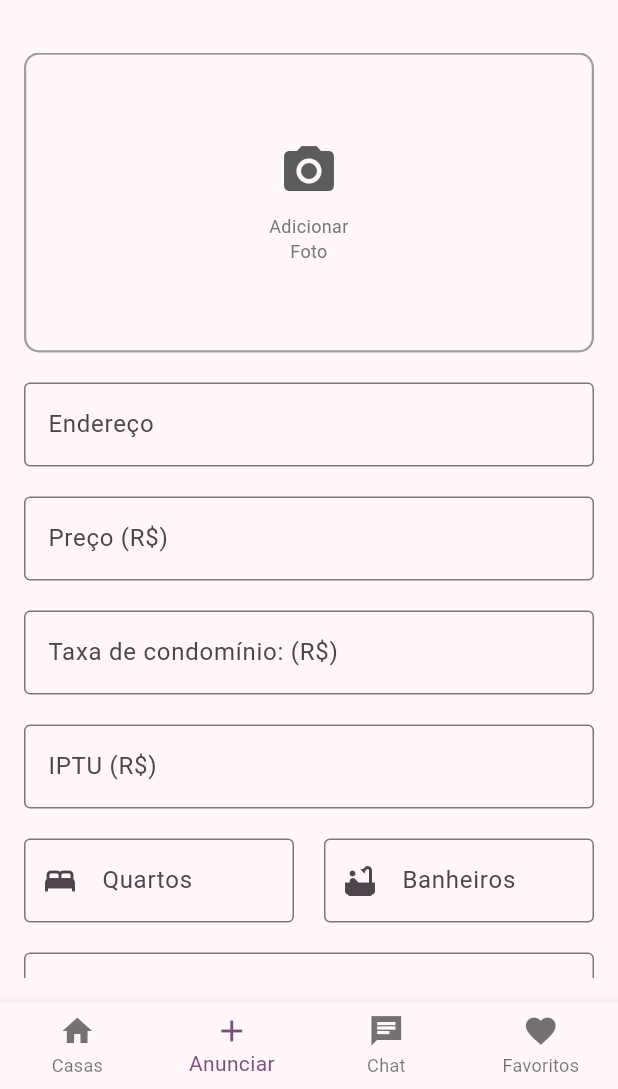
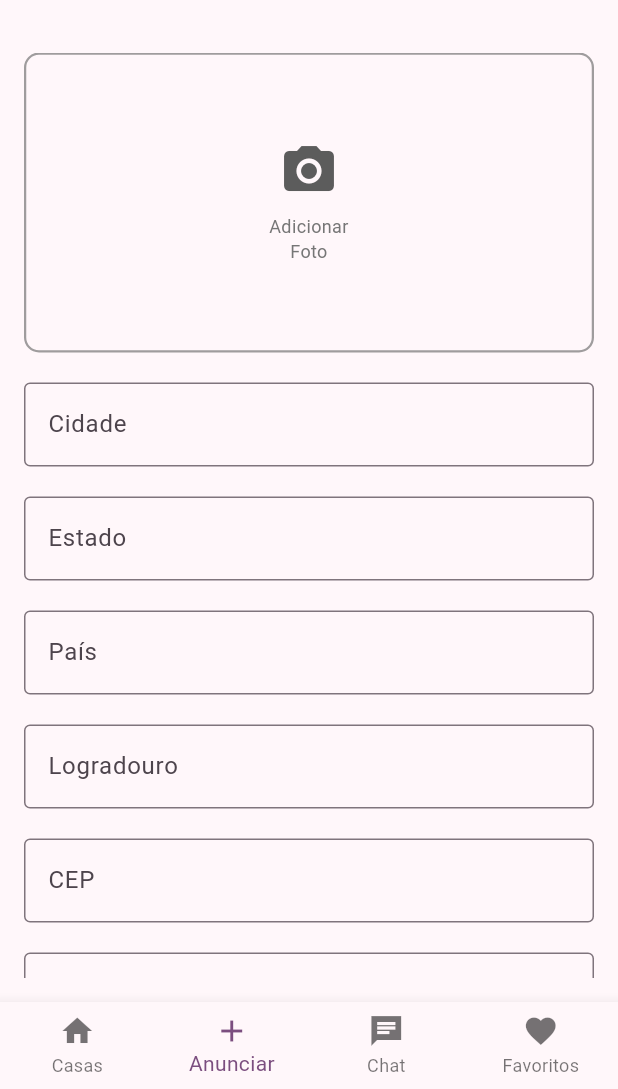
Before and after one commit to GiovanaThais/ache_um_lar, a Flutter app: the screen it shows after launch, swiped to page 2, on a phone screen of 412 x 824 dp, the part 147-1236 px from its top. Run offline on Flutter 3.47's test engine with Material 3 defaults, Android fonts, the phone set to English and light mode, and no system bars; our stand-ins replace brasil_fields, carousel_slider, firebase_auth, firebase_core, flutter_modular, font_awesome_flutter and 3 more; missing offline and left inert: dart:ffi; accounts and stored records are empty; network calls fail.

Commit message:
feat: add new components on form and fix details page

```diff
--- a/lib/app/features/home/submodules/details/widgets/custom_bar_widgtes.dart
+++ b/lib/app/features/home/submodules/details/widgets/custom_bar_widgtes.dart
@@ -33,7 +33,7 @@ class CustomAppBarWidget extends StatelessWidget {
                     borderRadius: BorderRadius.circular(15)),
                 child: Icon(
                   Icons.arrow_back_rounded,
-                  color: theme.colorScheme.primary, //mudar para cor primaria
+                  color: theme.colorScheme.primary,
                 ),
               ),
             ),
@@ -45,7 +45,7 @@ class CustomAppBarWidget extends StatelessWidget {
                   borderRadius: BorderRadius.circular(15)),
               child: Icon(
                 Icons.favorite_border_rounded,
-                color: theme.colorScheme.primary, //mudar para cor primaria
+                color: theme.colorScheme.primary,
               ),
             ),
           ],
--- a/lib/app/features/home/submodules/register/components/add_homes_form_components.dart
+++ b/lib/app/features/home/submodules/register/components/add_homes_form_components.dart
@@ -136,8 +136,56 @@ class _AddHomesFormComponentState extends State<AddHomesFormComponent> {
             height: 20,
           ),
           TextFieldWidget(
+            controller: formController.cityController,
+            label: 'Cidade',
+            validator: (value) => defaultValidator(value, 'Campo Obrigatório'),
+          ),
+          const SizedBox(
+            height: 20,
+          ),
+          TextFieldWidget(
+            controller: formController.stateController,
+            label: 'Estado',
+            validator: (value) => defaultValidator(value, 'Campo Obrigatório'),
+          ),
+          const SizedBox(
+            height: 20,
+          ),
+          TextFieldWidget(
+            controller: formController.countryController,
+            label: 'País',
+            validator: (value) => defaultValidator(value, 'Campo Obrigatório'),
+          ),
+          const SizedBox(
+            height: 20,
+          ),
+          TextFieldWidget(
             controller: formController.addressController,
-            label: 'Endereço',
+            label: 'Logradouro',
+            validator: (value) => defaultValidator(value, 'Campo Obrigatório'),
+          ),
+          const SizedBox(
+            height: 20,
+          ),
+          TextFieldWidget(
+            controller: formController.cepController,
+            label: 'CEP',
+            validator: (value) => defaultValidator(value, 'Campo Obrigatório'),
+          ),
+          const SizedBox(
+            height: 20,
+          ),
+          TextFieldWidget(
+            controller: formController.neighborhoodController,
+            label: 'Bairro',
+            validator: (value) => defaultValidator(value, 'Campo Obrigatório'),
+          ),
+          const SizedBox(
+            height: 20,
+          ),
+          TextFieldWidget(
+            controller: formController.numberAddressController,
+            label: 'Número',
             validator: (value) => defaultValidator(value, 'Campo Obrigatório'),
           ),
           const SizedBox(height: 20),
@@ -161,7 +209,8 @@ class _AddHomesFormComponentState extends State<AddHomesFormComponent> {
           const SizedBox(height: 20),
           Row(
             children: [
-              Expanded(
+              Container(
+                child: Expanded(
                   child: TextFieldWidget(
                     controller: formController.bedroomsController,
                     label: 'Quartos',
@@ -170,14 +219,17 @@ class _AddHomesFormComponentState extends State<AddHomesFormComponent> {
                         defaultValidator(value, 'Campo Obrigatório'),
                   ),
                 ),
+              ),
               const SizedBox(width: 20),
-              Expanded(
+              Container(
+                child: Expanded(
                   child: TextFieldWidget(
                     controller: formController.bathroomsController,
                     label: 'Banheiros',
                     prefixIcon: Icons.bathtub,
                     validator: (value) =>
                         defaultValidator(value, 'Campo Obrigatório'),
+                  ),
                 ),
               ),
             ],
@@ -191,17 +243,21 @@ class _AddHomesFormComponentState extends State<AddHomesFormComponent> {
             validator: (value) => defaultValidator(value, 'Campo Obrigatório'),
           ),
           const SizedBox(width: 20),
-          Expanded(
+          Center(
+            child: Expanded(
               child: CheckMoreInfoWidget(
                 title: 'Detalhes do imóvel',
                 detailsList: imovelDetails,
               ),
             ),
+          ),
           const SizedBox(width: 16),
-          Expanded(
+          Center(
+            child: Expanded(
               child: CheckMoreInfoWidget(
                 title: 'Detalhes do condomínio',
                 detailsList: condominiumDetails,
+              ),
             ),
           ),
           const SizedBox(height: 20),
--- a/lib/app/features/home/submodules/register/controllers/add_homes_form_controller.dart
+++ b/lib/app/features/home/submodules/register/controllers/add_homes_form_controller.dart
@@ -2,7 +2,15 @@ import 'package:ache_um_lar/app/core/services/image_picker_service.dart';
 import 'package:flutter/material.dart';
 
 class AddHomesFormController {
-  final TextEditingController addressController = TextEditingController();
+  final TextEditingController addressController =
+      TextEditingController(); //logradouro
+  final TextEditingController cityController = TextEditingController();
+  final TextEditingController stateController =
+      TextEditingController(); //Estado
+  final TextEditingController numberAddressController = TextEditingController();
+  final TextEditingController neighborhoodController = TextEditingController();
+  final TextEditingController cepController = TextEditingController();
+  final TextEditingController countryController = TextEditingController();
   final TextEditingController priceController = TextEditingController();
   final TextEditingController iptuController = TextEditingController();
   final TextEditingController condominiumTaxController =
```
Also changed, not shown: lib/app/features/home/submodules/details/widgets/house_datails_widgets.dart (+36 -46 lines), pubspec.lock. Lines whose indentation alone changed are shown as unchanged.
